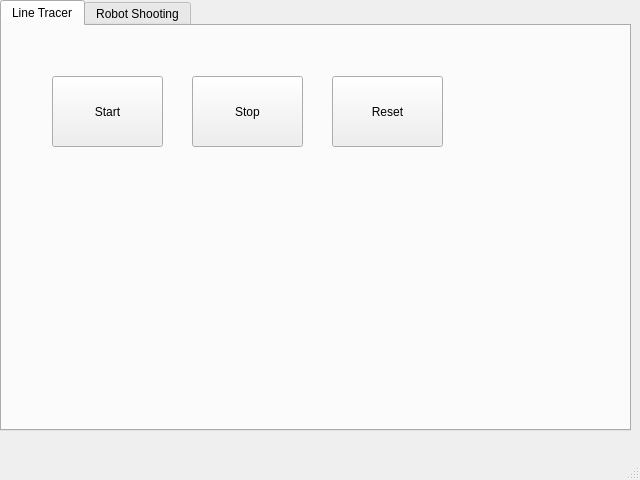
Qt form Detector_UI/detector_ui.ui (msjun23/KRobotContest-Changdong) before a commit.
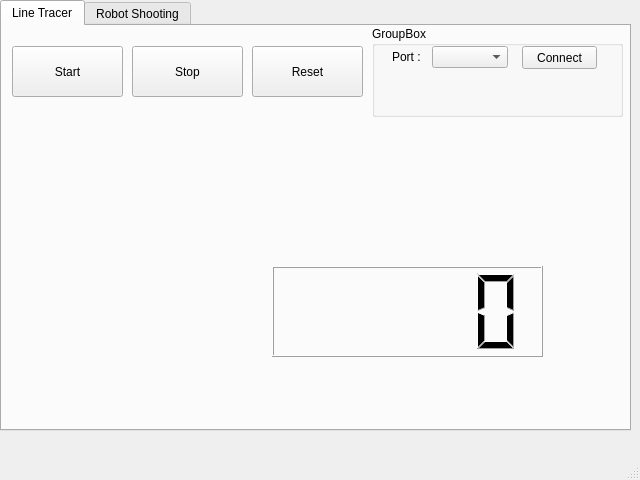
The same form after that commit.

The edit to the form file:
```diff
--- a/Detector_UI/detector_ui.ui
+++ b/Detector_UI/detector_ui.ui
@@ -33,10 +33,10 @@
      <widget class="QPushButton" name="pushButton_start">
       <property name="geometry">
        <rect>
-        <x>50</x>
-        <y>50</y>
+        <x>10</x>
+        <y>20</y>
         <width>111</width>
-        <height>71</height>
+        <height>51</height>
        </rect>
       </property>
       <property name="text">
@@ -46,10 +46,10 @@
      <widget class="QPushButton" name="pushButton_stop">
       <property name="geometry">
        <rect>
-        <x>190</x>
-        <y>50</y>
+        <x>130</x>
+        <y>20</y>
         <width>111</width>
-        <height>71</height>
+        <height>51</height>
        </rect>
       </property>
       <property name="text">
@@ -59,16 +59,75 @@
      <widget class="QPushButton" name="pushButton_reset">
       <property name="geometry">
        <rect>
-        <x>330</x>
-        <y>50</y>
+        <x>250</x>
+        <y>20</y>
         <width>111</width>
-        <height>71</height>
+        <height>51</height>
        </rect>
       </property>
       <property name="text">
        <string>Reset</string>
       </property>
      </widget>
+     <widget class="QGroupBox" name="groupBox">
+      <property name="geometry">
+       <rect>
+        <x>370</x>
+        <y>0</y>
+        <width>251</width>
+        <height>91</height>
+       </rect>
+      </property>
+      <property name="title">
+       <string>GroupBox</string>
+      </property>
+      <widget class="QPushButton" name="pushButton">
+       <property name="geometry">
+        <rect>
+         <x>150</x>
+         <y>20</y>
+         <width>75</width>
+         <height>23</height>
+        </rect>
+       </property>
+       <property name="text">
+        <string>Connect</string>
+       </property>
+      </widget>
+      <widget class="QComboBox" name="comboBox">
+       <property name="geometry">
+        <rect>
+         <x>60</x>
+         <y>20</y>
+         <width>76</width>
+         <height>22</height>
+        </rect>
+       </property>
+      </widget>
+      <widget class="QLabel" name="label">
+       <property name="geometry">
+        <rect>
+         <x>20</x>
+         <y>20</y>
+         <width>41</width>
+         <height>21</height>
+        </rect>
+       </property>
+       <property name="text">
+        <string>Port : </string>
+       </property>
+      </widget>
+     </widget>
+     <widget class="QLCDNumber" name="lcdNumber">
+      <property name="geometry">
+       <rect>
+        <x>270</x>
+        <y>240</y>
+        <width>271</width>
+        <height>91</height>
+       </rect>
+      </property>
+     </widget>
     </widget>
     <widget class="QWidget" name="tab_2">
      <attribute name="title">
```
